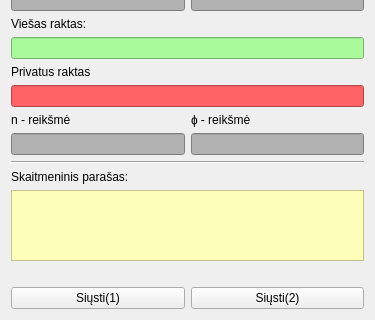
arnoldasstrukcinskas/PD_NR.4_RSA_Para-as, file Pirma programa(Siuntimas)/gui/form.ui: the form before one commit; both pictures show x 0 to 375 and y 229 to 549 of the 375 by 549 pixel window.
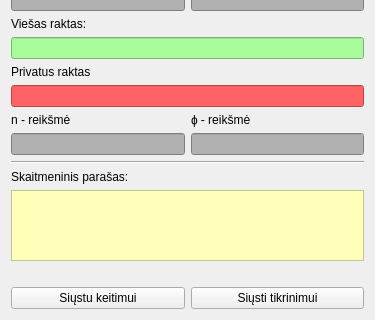
The form after the commit.

```diff
--- a/Pirma programa(Siuntimas)/gui/form.ui
+++ b/Pirma programa(Siuntimas)/gui/form.ui
@@ -257,14 +257,14 @@
      <item>
       <widget class="QPushButton" name="sendOnePushButton">
        <property name="text">
-        <string>Siųsti(1)</string>
+        <string>Siųstu keitimui</string>
        </property>
       </widget>
      </item>
      <item>
       <widget class="QPushButton" name="sendTwoPushButton">
        <property name="text">
-        <string>Siųsti(2)</string>
+        <string>Siųsti tikrinimui</string>
        </property>
       </widget>
      </item>
```
